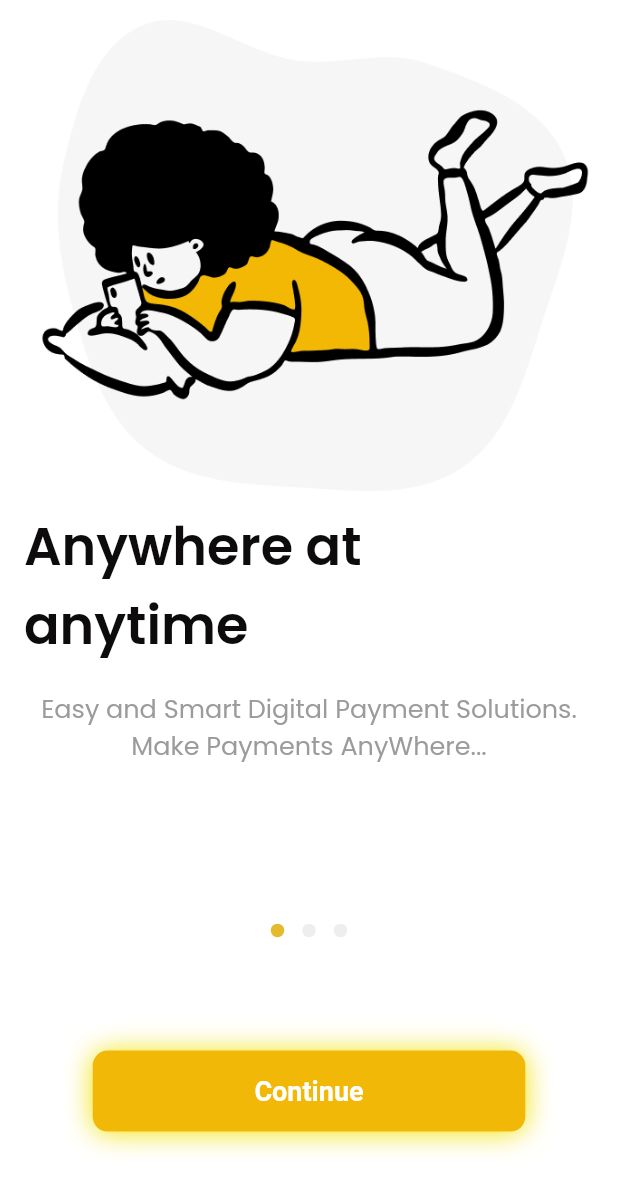
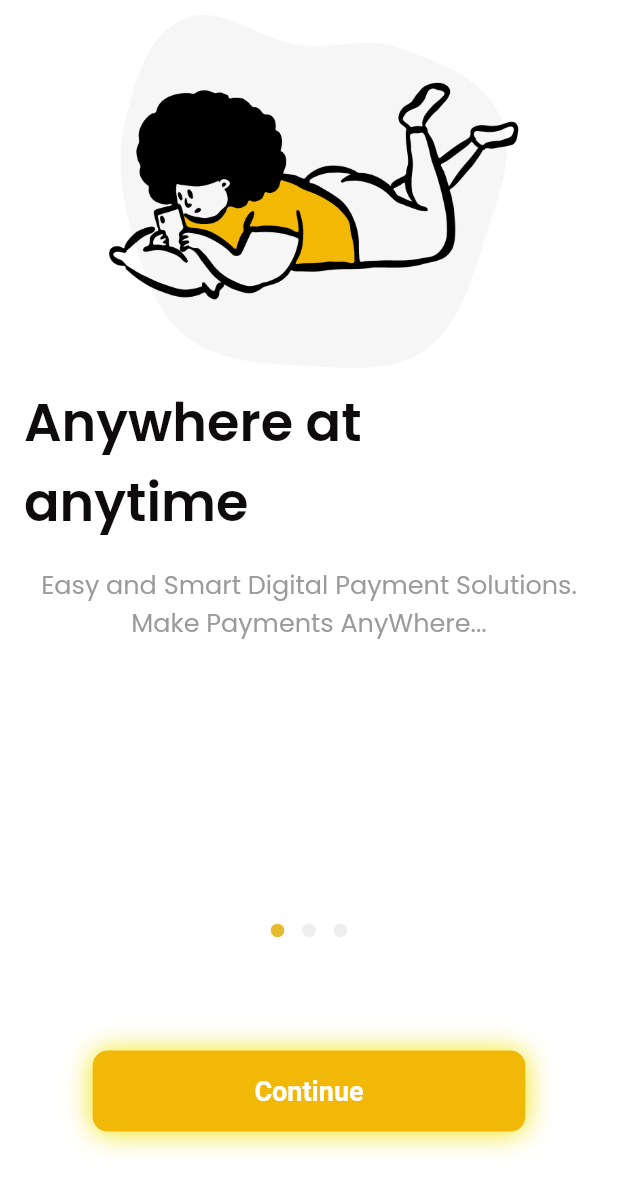
Before and after one commit to abharatshankar/agpay, a Flutter app: the Welcome screen opened directly, on a phone screen of 412 x 824 dp. Shown: the top 1194 px of the screen. Run offline on Flutter 3.47's test engine with Material 2 defaults, Android fonts, the phone set to English and light mode, and no system bars; drawn by our look-alikes of dots_indicator; our stand-ins replace loading_animation_widget.

Commit message:
made changes in landscape mode

```diff
--- a/lib/main.dart
+++ b/lib/main.dart
@@ -171,7 +171,7 @@ class _WelcomeState extends State<Welcome> {
                   width: MediaQuery.of(context).size.width,
                   height: MediaQuery.of(context).size.height * 0.65,
                   child: PageView(
-                    children: const <Widget>[
+                    children: const [
                       Walkthrougth(
                         textContent: AppStrings.page1Content,
                         title: AppStrings.page1Title,
@@ -196,7 +196,6 @@ class _WelcomeState extends State<Welcome> {
               ),
               Positioned(
                 top: MediaQuery.of(context).size.height * 0.74,
-                // left: MediaQuery.of(context).size.width * 0.35,
                 child: Container(
                   width: MediaQuery.of(context).size.width,
                   child: Center(
@@ -207,8 +206,6 @@ class _WelcomeState extends State<Welcome> {
                         color: Colors.grey.shade200, // Inactive color
                         activeColor: const Color(0xffE3BB2D),
                       ),
-                      // dotColor: Colors.black87,
-                      // dotActiveColor: Colors.amber),
                     ),
                   ),
                 ),
@@ -271,22 +268,18 @@ class Walkthrougth extends StatelessWidget {
       : super(key: key);
   @override
   Widget build(BuildContext context) {
-    return Container(
+    return SingleChildScrollView(
+      child: Container(
         decoration: BoxDecoration(color: AppColors.whiteColor),
-      // width: MediaQuery.of(context).size.width,
-      // height: MediaQuery.of(context).size.height,
         child: Column(
           children: [
             Container(
-              height: MediaQuery.of(context).size.height * 0.4,
+                height: MediaQuery.of(context).size.height * 0.3,
                 color: Colors.white,
                 child: Image.asset(
                   imageStr!,
-                fit: BoxFit.fill,
+                  fit: BoxFit.cover,
                 )),
-          // SizedBox(
-          //   height: MediaQuery.of(context).size.height * 0.5,
-          // ),
             Padding(
               padding: const EdgeInsets.symmetric(horizontal: 16, vertical: 8),
               child: Text(
@@ -315,6 +308,7 @@ class Walkthrougth extends StatelessWidget {
             ),
           ],
         ),
+      ),
     );
   }
 }
```
Also changed, not shown: lib/onboard.dart (+1 -9 lines). Lines whose indentation alone changed are shown as unchanged.
